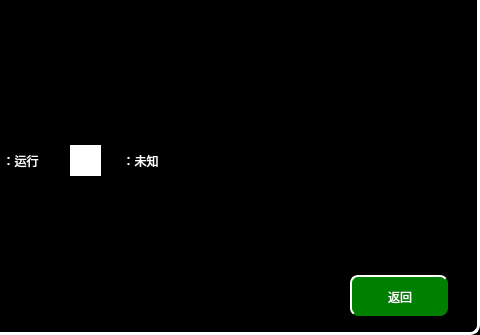
The window that vehiclehvachelppage.ui (mayue-crrc/ShenyangMetro9DB) describes before a commit, drawn with Qt 5; both pictures show x 320 to 800 and y 265 to 600 of the 800 by 600 pixel window.
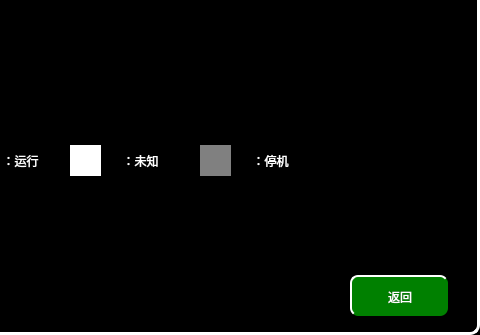
The same window after the commit.

```diff
--- a/vehiclehvachelppage.ui
+++ b/vehiclehvachelppage.ui
@@ -729,6 +729,45 @@
     <set>Qt::AlignCenter</set>
    </property>
   </widget>
+  <widget class="QLabel" name="label_40">
+   <property name="geometry">
+    <rect>
+     <x>520</x>
+     <y>410</y>
+     <width>31</width>
+     <height>31</height>
+    </rect>
+   </property>
+   <property name="styleSheet">
+    <string notr="true">font: 16px, &quot;微软雅黑&quot;;color:white;background-color:gray</string>
+   </property>
+   <property name="text">
+    <string/>
+   </property>
+   <property name="alignment">
+    <set>Qt::AlignCenter</set>
+   </property>
+  </widget>
+  <widget class="QLabel" name="label_41">
+   <property name="geometry">
+    <rect>
+     <x>560</x>
+     <y>410</y>
+     <width>61</width>
+     <height>31</height>
+    </rect>
+   </property>
+   <property name="styleSheet">
+    <string notr="true">	font: 16px, &quot;微软雅黑&quot;;
+</string>
+   </property>
+   <property name="text">
+    <string>：停机</string>
+   </property>
+   <property name="alignment">
+    <set>Qt::AlignCenter</set>
+   </property>
+  </widget>
   <zorder>label_34</zorder>
   <zorder>label_98</zorder>
   <zorder>label_3</zorder>
@@ -766,6 +805,8 @@
   <zorder>label_39</zorder>
   <zorder>label_24</zorder>
   <zorder>label_6</zorder>
+  <zorder>label_40</zorder>
+  <zorder>label_41</zorder>
  </widget>
  <resources/>
  <connections/>
```
